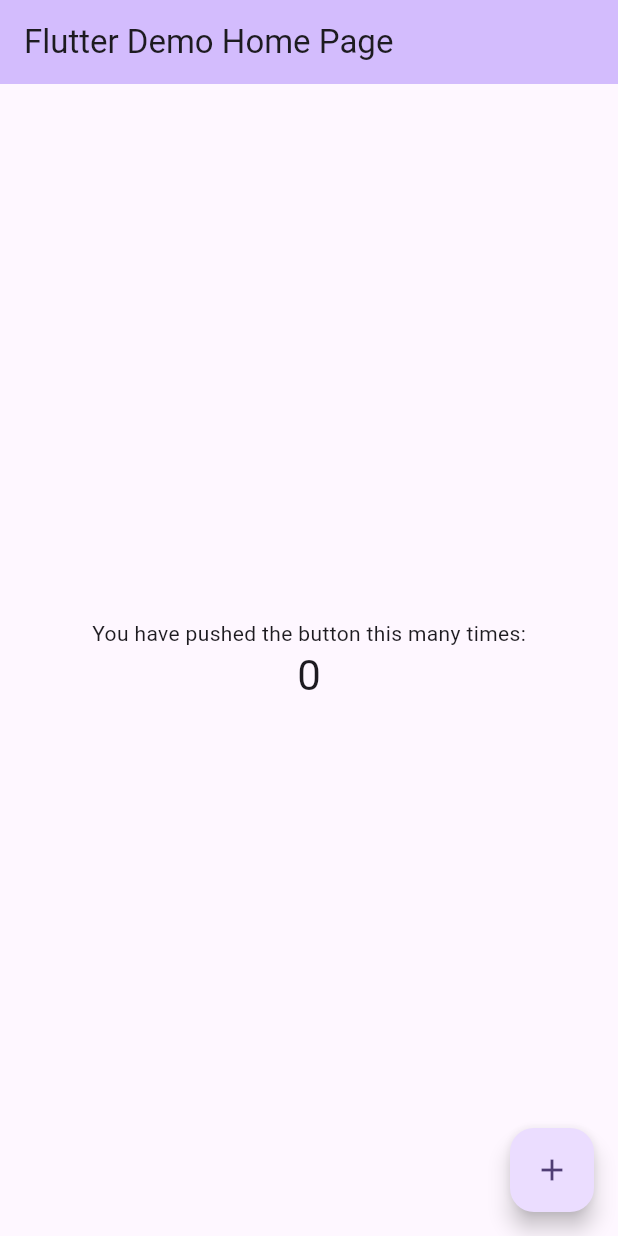
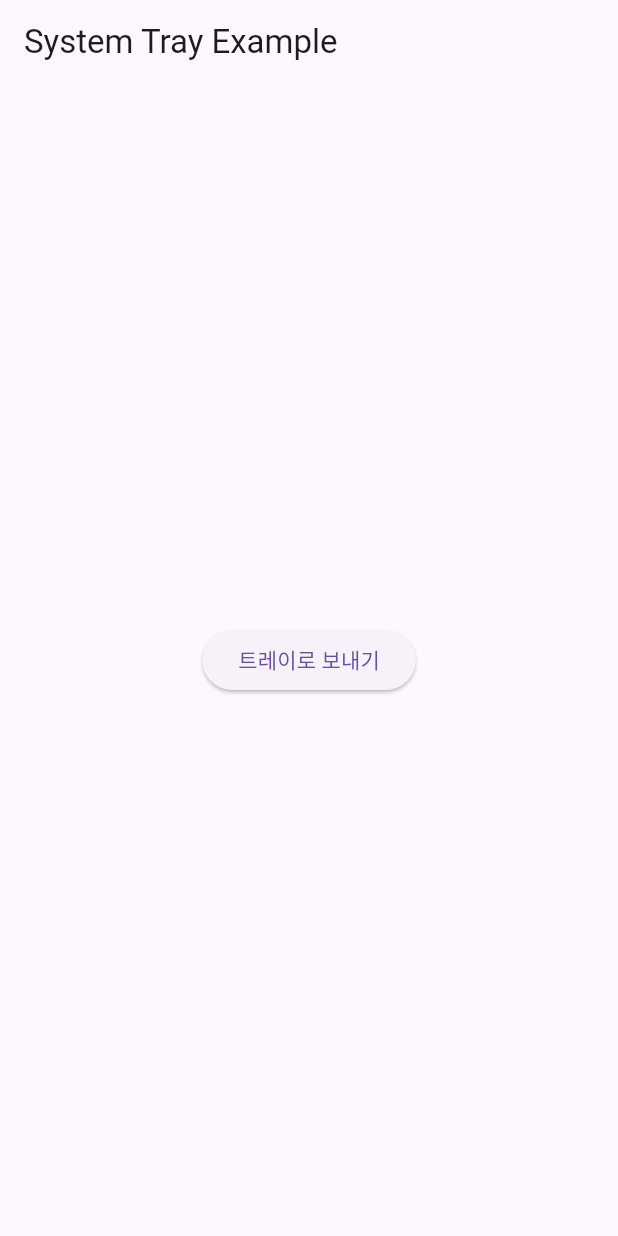
Before and after one commit to kihyun1998/system_tray_detect_example, a Flutter app: the screen it shows after launch, on a phone screen of 412 x 824 dp. Run offline on Flutter 3.47's test engine with Material 3 defaults, Android fonts, the phone set to English and light mode, and no system bars; missing offline and left inert: system_tray, window_manager.

Commit message:
start system tray window detect sample

```diff
--- a/lib/main.dart
+++ b/lib/main.dart
@@ -1,68 +1,101 @@
+import 'dart:io';
+
 import 'package:flutter/material.dart';
+import 'package:system_tray/system_tray.dart';
+import 'package:window_manager/window_manager.dart';
 
-void main() {
+void main() async {
+  WidgetsFlutterBinding.ensureInitialized();
+  await windowManager.ensureInitialized();
+
+  WindowOptions windowOptions = const WindowOptions(
+    size: Size(400, 300),
+    center: true,
+    title: 'Tray App Example',
+  );
+  windowManager.waitUntilReadyToShow(windowOptions, () async {
+    await windowManager.show();
+    await windowManager.focus();
+  });
+
   runApp(const MyApp());
 }
 
 class MyApp extends StatelessWidget {
   const MyApp({super.key});
-
   @override
   Widget build(BuildContext context) {
-    return MaterialApp(
-      title: 'Flutter Demo',
-      theme: ThemeData(
-        colorScheme: ColorScheme.fromSeed(seedColor: Colors.deepPurple),
-        useMaterial3: true,
-      ),
-      home: const MyHomePage(title: 'Flutter Demo Home Page'),
+    return const MaterialApp(
+      home: TrayApp(),
+      debugShowCheckedModeBanner: false,
     );
   }
 }
 
-class MyHomePage extends StatefulWidget {
-  const MyHomePage({super.key, required this.title});
+class TrayApp extends StatefulWidget {
+  const TrayApp({super.key});
+  @override
+  State<TrayApp> createState() => _TrayAppState();
+}
 
-  final String title;
+class _TrayAppState extends State<TrayApp> {
+  final SystemTray _systemTray = SystemTray();
 
   @override
-  State<MyHomePage> createState() => _MyHomePageState();
-}
+  void initState() {
+    super.initState();
+    _initSystemTray();
+  }
 
-class _MyHomePageState extends State<MyHomePage> {
-  int _counter = 0;
+  Future<void> _initSystemTray() async {
+    const String path = 'assets/app_icon.ico';
 
-  void _incrementCounter() {
-    setState(() {
-      _counter++;
+    await _systemTray.initSystemTray(
+      title: "Tray App",
+      iconPath: path,
+    );
+
+    final Menu menu = Menu();
+    await menu.buildFrom([
+      MenuItemLabel(
+        label: 'Open',
+        onClicked: (_) async {
+          await windowManager.show();
+          await windowManager.focus();
+        },
+      ),
+      MenuItemLabel(
+        label: 'Exit',
+        onClicked: (_) async {
+          await _systemTray.destroy();
+          exit(0);
+        },
+      ),
+    ]);
+
+    await _systemTray.setContextMenu(menu);
+
+    _systemTray.registerSystemTrayEventHandler((eventName) async {
+      if (eventName == kSystemTrayEventClick) {
+        await windowManager.show();
+        await windowManager.focus();
+      }
     });
+  }
+
+  Future<void> _sendToTray() async {
+    await windowManager.hide();
   }
 
   @override
   Widget build(BuildContext context) {
     return Scaffold(
-      appBar: AppBar(
-        backgroundColor: Theme.of(context).colorScheme.inversePrimary,
-        title: Text(widget.title),
-      ),
+      appBar: AppBar(title: const Text('System Tray Example')),
       body: Center(
-        child: Column(
-          mainAxisAlignment: MainAxisAlignment.center,
-          children: <Widget>[
-            const Text(
-              'You have pushed the button this many times:',
-            ),
-            Text(
-              '$_counter',
-              style: Theme.of(context).textTheme.headlineMedium,
-            ),
-          ],
+        child: ElevatedButton(
+          onPressed: _sendToTray,
+          child: const Text('트레이로 보내기'),
         ),
-      ),
-      floatingActionButton: FloatingActionButton(
-        onPressed: _incrementCounter,
-        tooltip: 'Increment',
-        child: const Icon(Icons.add),
       ),
     );
   }
```
Also changed, not shown: pubspec.yaml (+8 -71 lines), pubspec.lock, 6 other files.
